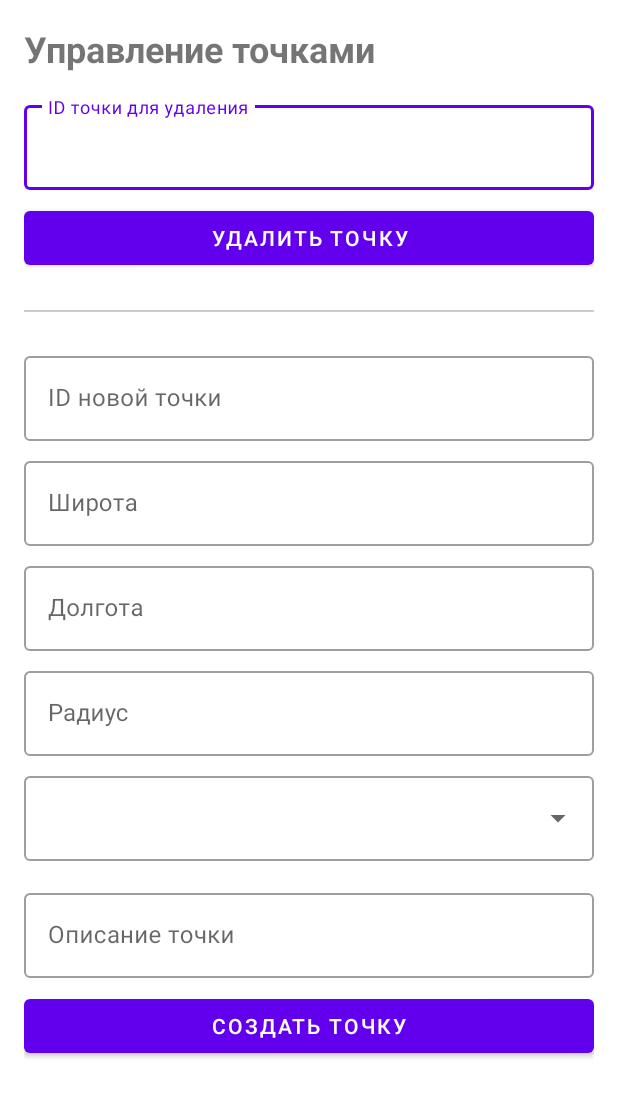
After one commit to Bas9312/Shift, an Android app: the PointManagementActivity screen opened directly, with no data from a screen before it, on a phone screen of 412 x 824 dp. The commit adds this screen. Shown: the top 1097 px of the screen. Run offline under Robolectric (Android 15) with nearby library versions, the phone set to English and light mode, and no system bars.

Commit message:
Points get and locations send - 2

```diff
--- a/app/src/main/AndroidManifest.xml
+++ b/app/src/main/AndroidManifest.xml
@@ -39,6 +39,10 @@
             android:name=".ui.terminal.TerminalActivity"
             android:exported="false" />
 
+        <activity
+            android:name=".ui.PointManagementActivity"
+            android:exported="false" />
+
         <service
             android:name=".services.LocationService"
             android:exported="false" />
--- /dev/null
+++ b/app/src/main/res/layout/activity_point_management.xml
@@ -0,0 +1,136 @@
+<?xml version="1.0" encoding="utf-8"?>
+<ScrollView xmlns:android="http://schemas.android.com/apk/res/android"
+    xmlns:app="http://schemas.android.com/apk/res-auto"
+    android:layout_width="match_parent"
+    android:layout_height="match_parent">
+
+    <LinearLayout
+        android:layout_width="match_parent"
+        android:layout_height="wrap_content"
+        android:orientation="vertical"
+        android:padding="16dp">
+
+        <TextView
+            android:layout_width="wrap_content"
+            android:layout_height="wrap_content"
+            android:text="Управление точками"
+            android:textSize="24sp"
+            android:textStyle="bold"
+            android:layout_marginBottom="16dp"/>
+
+        <com.google.android.material.textfield.TextInputLayout
+            android:layout_width="match_parent"
+            android:layout_height="wrap_content"
+            android:layout_marginBottom="8dp"
+            style="@style/Widget.MaterialComponents.TextInputLayout.OutlinedBox">
+
+            <com.google.android.material.textfield.TextInputEditText
+                android:id="@+id/pointIdInput"
+                android:layout_width="match_parent"
+                android:layout_height="wrap_content"
+                android:hint="ID точки для удаления"/>
+        </com.google.android.material.textfield.TextInputLayout>
+
+        <Button
+            android:id="@+id/deletePointButton"
+            android:layout_width="match_parent"
+            android:layout_height="wrap_content"
+            android:text="Удалить точку"
+            android:layout_marginBottom="24dp"/>
+
+        <View
+            android:layout_width="match_parent"
+            android:layout_height="1dp"
+            android:background="#CCCCCC"
+            android:layout_marginBottom="24dp"/>
+
+        <com.google.android.material.textfield.TextInputLayout
+            android:layout_width="match_parent"
+            android:layout_height="wrap_content"
+            android:layout_marginBottom="8dp"
+            style="@style/Widget.MaterialComponents.TextInputLayout.OutlinedBox">
+
+            <com.google.android.material.textfield.TextInputEditText
+                android:id="@+id/createPointIdInput"
+                android:layout_width="match_parent"
+                android:layout_height="wrap_content"
+                android:hint="ID новой точки"/>
+        </com.google.android.material.textfield.TextInputLayout>
+
+        <com.google.android.material.textfield.TextInputLayout
+            android:layout_width="match_parent"
+            android:layout_height="wrap_content"
+            android:layout_marginBottom="8dp"
+            style="@style/Widget.MaterialComponents.TextInputLayout.OutlinedBox">
+
+            <com.google.android.material.textfield.TextInputEditText
+                android:id="@+id/latInput"
+                android:layout_width="match_parent"
+                android:layout_height="wrap_content"
+                android:hint="Широта"
+                android:inputType="numberDecimal|numberSigned"/>
+        </com.google.android.material.textfield.TextInputLayout>
+
+        <com.google.android.material.textfield.TextInputLayout
+            android:layout_width="match_parent"
+            android:layout_height="wrap_content"
+            android:layout_marginBottom="8dp"
+            style="@style/Widget.MaterialComponents.TextInputLayout.OutlinedBox">
+
+            <com.google.android.material.textfield.TextInputEditText
+                android:id="@+id/lngInput"
+                android:layout_width="match_parent"
+                android:layout_height="wrap_content"
+                android:hint="Долгота"
+                android:inputType="numberDecimal|numberSigned"/>
+        </com.google.android.material.textfield.TextInputLayout>
+
+        <com.google.android.material.textfield.TextInputLayout
+            android:layout_width="match_parent"
+            android:layout_height="wrap_content"
+            android:layout_marginBottom="8dp"
+            style="@style/Widget.MaterialComponents.TextInputLayout.OutlinedBox">
+
+            <com.google.android.material.textfield.TextInputEditText
+                android:id="@+id/radiusInput"
+                android:layout_width="match_parent"
+                android:layout_height="wrap_content"
+                android:hint="Радиус"
+                android:inputType="numberDecimal"/>
+        </com.google.android.material.textfield.TextInputLayout>
+
+        <com.google.android.material.textfield.TextInputLayout
+            android:layout_width="match_parent"
+            android:layout_height="wrap_content"
+            android:layout_marginBottom="16dp"
+            style="@style/Widget.MaterialComponents.TextInputLayout.OutlinedBox.ExposedDropdownMenu">
+
+            <AutoCompleteTextView
+                android:id="@+id/typeInput"
+                android:layout_width="match_parent"
+                android:layout_height="wrap_content"
+                android:inputType="none"/>
+        </com.google.android.material.textfield.TextInputLayout>
+
+        <com.google.android.material.textfield.TextInputLayout
+            android:layout_width="match_parent"
+            android:layout_height="wrap_content"
+            android:layout_marginBottom="8dp"
+            style="@style/Widget.MaterialComponents.TextInputLayout.OutlinedBox">
+
+            <com.google.android.material.textfield.TextInputEditText
+                android:id="@+id/pointDescription"
+                android:layout_width="match_parent"
+                android:layout_height="wrap_content"
+                android:hint="Описание точки"
+                android:inputType="numberDecimal"/>
+        </com.google.android.material.textfield.TextInputLayout>
+
+        <Button
+            android:id="@+id/createPointButton"
+            android:layout_width="match_parent"
+            android:layout_height="wrap_content"
+            android:text="Создать точку"/>
+
+    </LinearLayout>
+</ScrollView>
```
Also changed, not shown: app/src/main/java/bas/app/shift/MainActivity.kt (+10 -0 lines), app/src/main/java/bas/app/shift/models/PointRequest.kt (+5 -2 lines), app/src/main/java/bas/app/shift/services/ServerService.kt (+22 -0 lines), app/src/main/java/bas/app/shift/ui/PointManagementActivity.kt (added, +129 -0 lines), app/src/main/res/layout/activity_main.xml (+28 -0 lines).
